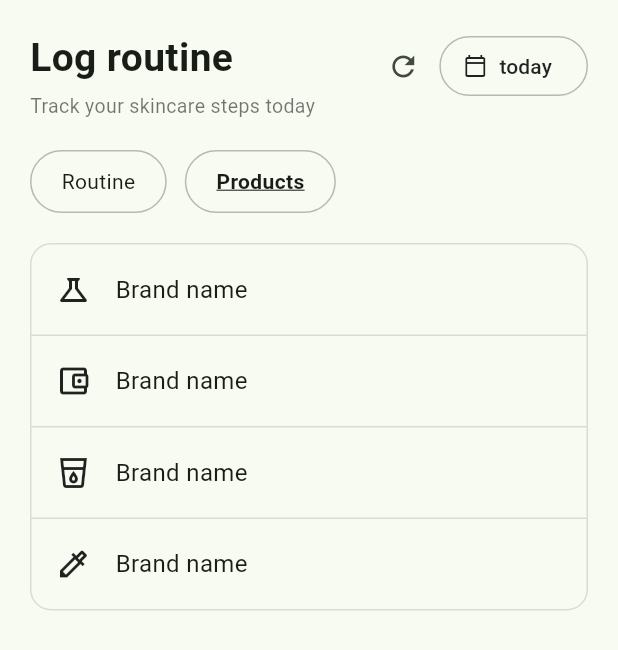
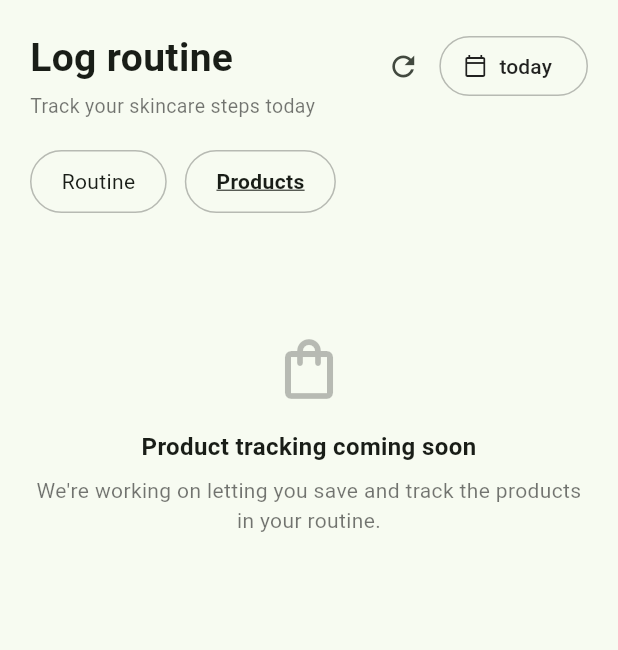
Before and after one commit to chivu309/489-project-frontend, a Flutter app: the RoutinePage widget shown alone on an empty page, opened directly, after a tap on "Products", on a phone screen of 412 x 824 dp. Shown: the top 650 px of the screen. Run offline on Flutter 3.47's test engine with Material 3 defaults, Android fonts, the phone set to English and light mode, and no system bars; our stand-ins replace camera, image_picker, permission_handler, supabase_flutter; missing offline and left inert: google_mlkit_face_detection; accounts and stored records are empty; network calls fail.

Commit message:
clean up product tab page due to time contraints can't finish it in time

```diff
--- a/lib/screens/routine_page.dart
+++ b/lib/screens/routine_page.dart
@@ -33,14 +33,6 @@ class _RoutinePageState extends State<RoutinePage> {
   List<RoutineItem> _morningItems = _defaultMorning();
   List<RoutineItem> _eveningItems = _defaultEvening();
 
-  // Static product list for the Products tab
-  final List<Map<String, dynamic>> _products = [
-    {'name': 'Brand name', 'icon': Icons.science_outlined},
-    {'name': 'Brand name', 'icon': Icons.account_balance_wallet_outlined},
-    {'name': 'Brand name', 'icon': Icons.local_drink_outlined},
-    {'name': 'Brand name', 'icon': Icons.colorize_outlined},
-  ];
-
   // ---------- Default steps, used when no routine has been saved ----------
   static List<RoutineItem> _defaultMorning() => [
     RoutineItem(name: 'Cleanser', icon: Icons.water_drop_outlined),
@@ -59,7 +51,7 @@ class _RoutinePageState extends State<RoutinePage> {
     final s = step.toLowerCase();
     if (s.contains('cleans') || s.contains('wash')) return Icons.water_drop_outlined;
     if (s.contains('spf') || s.contains('sunscreen') || s.contains('sun')) return Icons.wb_sunny_outlined;
-    if (s.contains('moistur') || s.contains('cream') || s.contains('lotion')) return Icons.spa_outlined;
+    if (s.contains('moisture') || s.contains('cream') || s.contains('lotion')) return Icons.spa_outlined;
     if (s.contains('serum') || s.contains('acid') || s.contains('niacinamide')) return Icons.opacity_outlined;
     if (s.contains('toner')) return Icons.blur_on_outlined;
     return Icons.check_circle_outline;
@@ -464,35 +456,26 @@ class _RoutinePageState extends State<RoutinePage> {
     );
   }
 
-  // ---------- Products tab content ----------
+  // ---------- Products tab content (hasn't done) ----------
   Widget _buildProductsTab() {
-    return Container(
-      decoration: BoxDecoration(
-        border: Border.all(color: Colors.black12),
-        borderRadius: BorderRadius.circular(14),
-      ),
+    return Padding(
+      padding: const EdgeInsets.symmetric(vertical: 60),
       child: Column(
-        children: _products.asMap().entries.map((entry) {
-          final index = entry.key;
-          final product = entry.value;
-          final isLast = index == _products.length - 1;
-
-          return Container(
-            padding: const EdgeInsets.symmetric(horizontal: 16, vertical: 18),
-            decoration: BoxDecoration(
-              border: isLast
-                  ? null
-                  : const Border(bottom: BorderSide(color: Colors.black12)),
-            ),
-            child: Row(
-              children: [
-                Icon(product['icon'] as IconData, size: 24),
-                const SizedBox(width: 16),
-                Text(product['name'] as String, style: const TextStyle(fontSize: 16)),
-              ],
-            ),
-          );
-        }).toList(),
+        children: [
+          const Icon(Icons.shopping_bag_outlined, size: 48, color: Colors.black26),
+          const SizedBox(height: 16),
+          const Text(
+            'Product tracking coming soon',
+            style: TextStyle(fontSize: 16, fontWeight: FontWeight.w600),
+            textAlign: TextAlign.center,
+          ),
+          const SizedBox(height: 8),
+          const Text(
+            "We're working on letting you save and track the products in your routine.",
+            style: TextStyle(color: Colors.black54),
+            textAlign: TextAlign.center,
+          ),
+        ],
       ),
     );
   }
```
